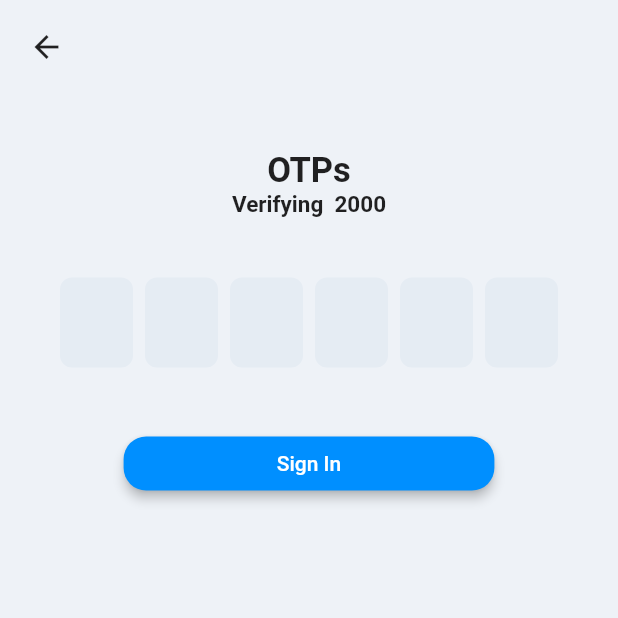
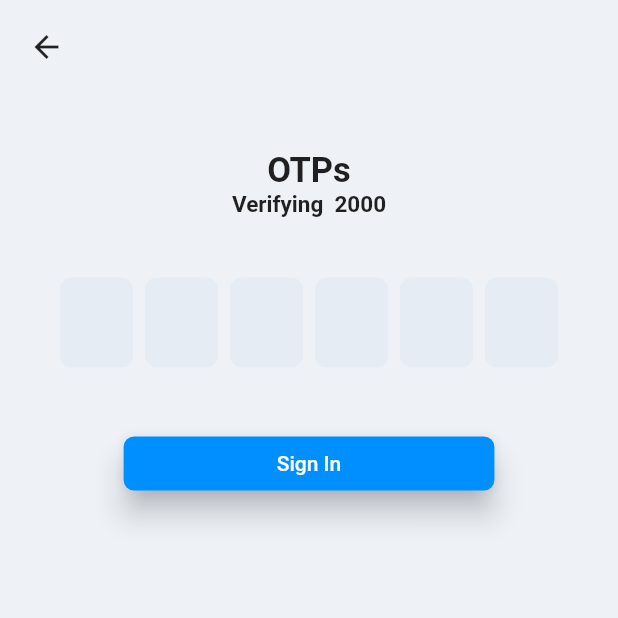
Before and after one commit to Safin9/Tutor-Group, a Flutter app: the OtpScreen screen opened directly, on a phone screen of 412 x 824 dp, the top half of it. Run offline on Flutter 3.47's test engine with Material 2 defaults, Android fonts, the light colour scheme and no system bars; drawn by our look-alikes of pinput; our stand-ins replace bottom_navy_bar, firebase_core, get, get_storage, lottie; accounts and stored records are empty; network calls fail.

Commit message:
changing textformfields decoration

```diff
--- a/lib/screens/log/login_for_student.dart
+++ b/lib/screens/log/login_for_student.dart
@@ -91,7 +91,8 @@ class _LoginForStudentState extends State<LoginForStudent> {
                     mainAxisAlignment: MainAxisAlignment.center,
                     children: [
                       tools.buildTextField(
-                        hint: 'Email',
+                        hint: '',
+                        labelText: 'email',
                         controller: _emailController,
                         validator: null,
                         hintText: '',
@@ -100,7 +101,8 @@ class _LoginForStudentState extends State<LoginForStudent> {
                         height: 0.07 * size.height,
                       ),
                       tools.buildTextField(
-                        hint: 'Password',
+                        hint: '',
+                        labelText: 'password',
                         controller: _passwordController,
                         validator: null,
                         hintText: '',
--- a/lib/screens/log/login_for_teacher.dart
+++ b/lib/screens/log/login_for_teacher.dart
@@ -96,7 +96,8 @@ class _LogInForTeachreState extends State<LogInForTeachre> {
                         child: Column(
                           children: [
                             tools.buildTextField(
-                              hint: 'Email',
+                              hint: '',
+                              labelText: 'email',
                               controller: _emailController,
                               validator: (value) {
                                 String p =
@@ -116,7 +117,8 @@ class _LogInForTeachreState extends State<LogInForTeachre> {
                               height: 0.07 * size.height,
                             ),
                             tools.buildTextField(
-                                hint: 'Password',
+                                hint: '',
+                                labelText: 'password',
                                 controller: _passwordController,
                                 validator: (value) {
                                   if (!value.isEmpty) {
--- a/lib/screens/log/login_signup.dart
+++ b/lib/screens/log/login_signup.dart
@@ -66,8 +66,7 @@ class LogIn extends StatelessWidget {
                   const Spacer(),
                   tools.buildButton(
                     onPressed: () {
-                      Navigator.of(context).push(MaterialPageRoute(
-                          builder: (contexdt) => const SignUpForStudent()));
+                      Get.to(() => const SignUpForStudent());
                     },
                     color: utils.orangeL,
                     child: const Text('Sign Up'),
--- a/lib/screens/log/tools/login_and_signup_text_fields.dart
+++ b/lib/screens/log/tools/login_and_signup_text_fields.dart
@@ -9,16 +9,27 @@ class ToolsForLogAndSignup {
     TextEditingController? controller,
     required Function? validator,
     required String hintText,
+    required String labelText,
+    TextInputType? textInputType,
+    Widget? icon,
   }) {
     return Container(
       width: double.infinity,
+      height: 75,
       padding: const EdgeInsets.symmetric(horizontal: 25),
       child: TextFormField(
+        keyboardType: textInputType,
         validator: ((value) => validator!(value)),
         controller: controller,
         decoration: InputDecoration(
+          prefixIcon: icon,
+          errorStyle: const TextStyle(color: Colors.redAccent),
+          border: const OutlineInputBorder(
+              borderRadius: BorderRadius.all(Radius.circular(12))),
+          labelText: labelText,
+          helperText: '',
           filled: true,
-          fillColor: Colors.white.withOpacity(0.65),
+          fillColor: Colors.white.withOpacity(0.5),
           hintText: hint,
           hintStyle: const TextStyle(
             color: Colors.grey,
@@ -66,12 +77,13 @@ class ToolsForLogAndSignup {
     );
   }
 
-  Container buildButton(
-      {required VoidCallback onPressed,
-      required Color color,
-      required Widget child,
-      required double heightP,
-      required double widthP}) {
+  Container buildButton({
+    required VoidCallback onPressed,
+    required Color color,
+    required Widget child,
+    required double heightP,
+    required double widthP,
+  }) {
     return Container(
       width: double.infinity,
       padding: EdgeInsets.symmetric(horizontal: widthP, vertical: heightP),
@@ -79,9 +91,9 @@ class ToolsForLogAndSignup {
         onPressed: onPressed,
         style: ElevatedButton.styleFrom(
           primary: color,
-          elevation: 3,
+          elevation: 8,
           shape: RoundedRectangleBorder(
-            borderRadius: BorderRadius.circular(15),
+            borderRadius: BorderRadius.circular(7),
           ),
         ),
         child: child,
--- a/lib/screens/splash_screen/splash_screen.dart
+++ b/lib/screens/splash_screen/splash_screen.dart
@@ -3,6 +3,7 @@ import 'dart:async';
 import 'package:flutter/material.dart';
 import 'package:get/get.dart';
 import 'package:tutor_group/screens/home_screen.dart';
+import 'package:tutor_group/screens/log/login_signup.dart';
 
 class SplashScreenView extends StatefulWidget {
   const SplashScreenView({Key? key}) : super(key: key);
@@ -32,8 +33,8 @@ class _SplashScreenViewState extends State<SplashScreenView> {
 
   void route() {
     Get.offAll(
-      () => const HomeScreen(),
-      curve: Curves.slowMiddle,
+      () => const LogIn(),
+      curve: Curves.bounceOut,
       duration: const Duration(milliseconds: 1500),
       transition: Transition.cupertino,
     );
```
Also changed, not shown: lib/screens/log/signup_for_student.dart (+35 -33 lines).
